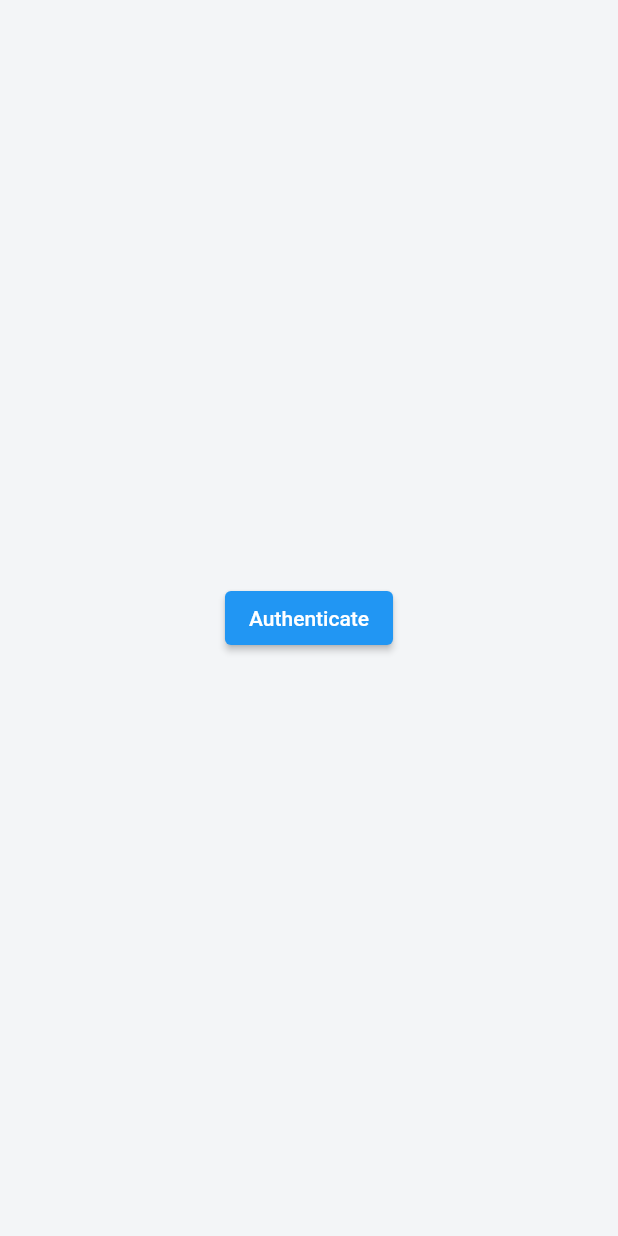
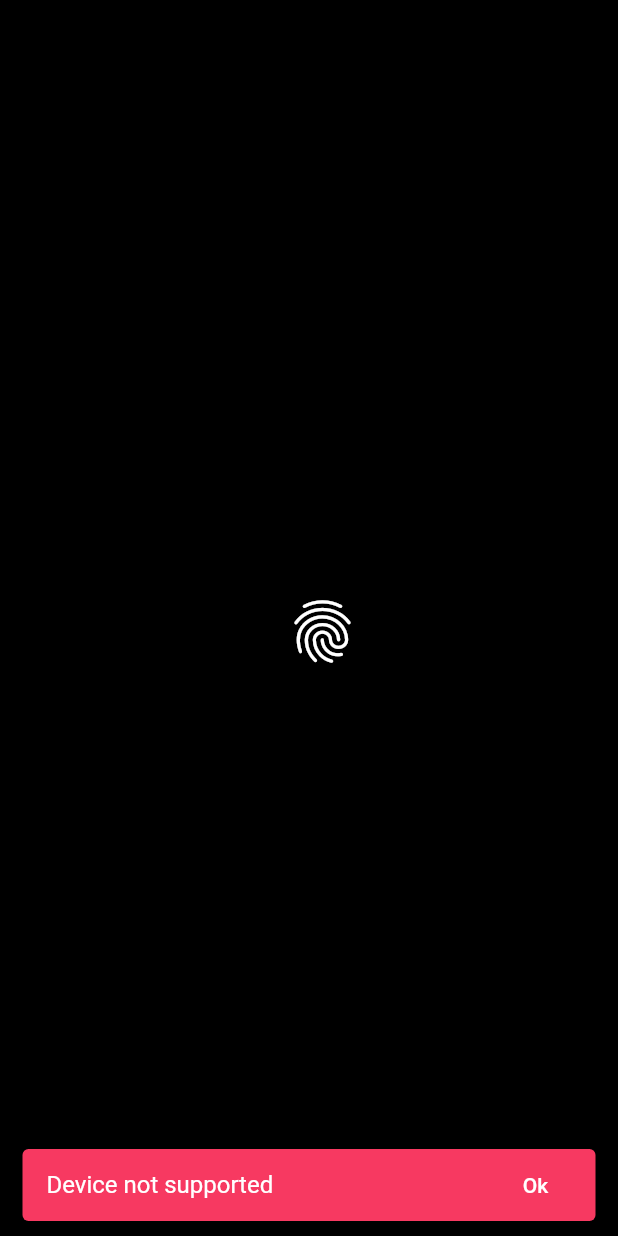
Before and after one commit to manil-123/stock_portfolio, a Flutter app: the screen it shows after launch, on a phone screen of 412 x 824 dp. Run offline on Flutter 3.47's test engine with Material 2 defaults, Android fonts, the phone set to English and light mode, and no system bars; our stand-ins replace auto_route, bloc, dartz, equatable, flutter_bloc, fluttertoast and 5 more.

Commit message:
local auth bloc and failure

```diff
--- /dev/null
+++ b/lib/blocs/auth_bloc/auth_bloc.dart
@@ -0,0 +1,42 @@
+import 'dart:developer';
+
+import 'package:bloc/bloc.dart';
+import 'package:freezed_annotation/freezed_annotation.dart';
+import 'package:injectable/injectable.dart';
+import 'package:share_portfolio/core/error/failures.dart';
+import 'package:share_portfolio/services/local_auth_service.dart';
+
+part 'auth_event.dart';
+part 'auth_state.dart';
+part 'auth_bloc.freezed.dart';
+
+@LazySingleton()
+class AuthBloc extends Bloc<AuthEvent, AuthState> {
+  final LocalAuthService localAuthService;
+  AuthBloc(this.localAuthService)
+      : super(
+          AuthState.initial(),
+        ) {
+    on<_SubmitAuth>(
+      (event, emit) async {
+        final authResponse = await localAuthService.authenticate();
+        emit(
+          AuthState.submitting(),
+        );
+        Future.delayed(const Duration(seconds: 1));
+        authResponse.fold(
+          (failure) {
+            emit(
+              AuthState.failed(failure: failure),
+            );
+          },
+          (success) {
+            emit(
+              AuthState.success(),
+            );
+          },
+        );
+      },
+    );
+  }
+}
--- /dev/null
+++ b/lib/blocs/auth_bloc/auth_event.dart
@@ -0,0 +1,6 @@
+part of 'auth_bloc.dart';
+
+@freezed
+class AuthEvent with _$AuthEvent {
+  const factory AuthEvent.submitAuth() = _SubmitAuth;
+}
--- /dev/null
+++ b/lib/blocs/auth_bloc/auth_state.dart
@@ -0,0 +1,9 @@
+part of 'auth_bloc.dart';
+
+@freezed
+class AuthState with _$AuthState {
+  const factory AuthState.initial() = _Initial;
+  const factory AuthState.submitting() = _Submit;
+  const factory AuthState.success() = _Success;
+  const factory AuthState.failed({required Failure failure}) = _Failed;
+}
--- a/lib/core/error/failures.dart
+++ b/lib/core/error/failures.dart
@@ -8,4 +8,6 @@ class Failure with _$Failure {
       _ServerFailure;
   const factory Failure.scrapFailure({required String failureMessage}) =
       _ScrapFailure;
+  const factory Failure.localAuthFailure({required String failureMessage}) =
+      _LocalAuthFailure;
 }
--- a/lib/main.dart
+++ b/lib/main.dart
@@ -2,6 +2,7 @@ import 'package:flutter/material.dart';
 import 'package:flutter_bloc/flutter_bloc.dart';
 import 'package:share_portfolio/app/router/app_router.gr.dart';
 import 'package:share_portfolio/app/theme/theme_data.dart';
+import 'package:share_portfolio/blocs/auth_bloc/auth_bloc.dart';
 import 'package:share_portfolio/blocs/home_bloc/home_bloc.dart';
 import 'package:share_portfolio/blocs/portfolio/portfolio_bloc.dart';
 import 'package:share_portfolio/blocs/portfolio/portfolio_event.dart';
@@ -45,6 +46,9 @@ class _MyAppState extends State<MyApp> {
             ),
         ),
         BlocProvider(
+          create: (context) => getIt<AuthBloc>(),
+        ),
+        BlocProvider(
             create: (context) => PortfolioBloc(
                   localStockListDAO: LocalStockListDAO(),
                   calculationRepo: CalculationRepo(
--- a/lib/services/local_auth_service.dart
+++ b/lib/services/local_auth_service.dart
@@ -1,25 +1,39 @@
+import 'package:dartz/dartz.dart';
 import 'package:flutter/material.dart';
 import 'package:injectable/injectable.dart';
 import 'package:local_auth/local_auth.dart';
+import 'package:share_portfolio/core/error/failures.dart';
 
 @LazySingleton()
 class LocalAuthService {
-  static final _auth = LocalAuthentication();
+  final _auth = LocalAuthentication();
 
-  static Future<bool> _canAuthenticate() async =>
+  Future<bool> _canAuthenticate() async =>
       await _auth.canCheckBiometrics || await _auth.isDeviceSupported();
 
-  static Future<bool> authenticate() async {
+  Future<Either<Failure, bool>> authenticate() async {
     try {
-      if (!await _canAuthenticate()) return false;
+      if (!await _canAuthenticate())
+        return Left(
+          Failure.localAuthFailure(failureMessage: "Device not supported"),
+        );
 
-      return await _auth.authenticate(
+      final didAuthenticate = await _auth.authenticate(
         localizedReason: 'Fingerprint required to authenticate',
         options: AuthenticationOptions(useErrorDialogs: true, stickyAuth: true),
       );
+      if (didAuthenticate) {
+        return Right(didAuthenticate);
+      } else {
+        return Left(
+          Failure.localAuthFailure(failureMessage: "Please Enter Biometric"),
+        );
+      }
     } catch (e) {
       debugPrint('error $e');
-      return false;
+      return Left(
+        Failure.localAuthFailure(failureMessage: "Local Auth Exception"),
+      );
     }
   }
 }
--- a/lib/services/scrapper.dart
+++ b/lib/services/scrapper.dart
@@ -1,4 +1,3 @@
-import 'dart:developer';
 import 'package:html/parser.dart';
 import 'package:http/http.dart' as http;
 import 'package:injectable/injectable.dart';
--- a/lib/views/auth/auth_screen.dart
+++ b/lib/views/auth/auth_screen.dart
@@ -1,8 +1,10 @@
 import 'dart:developer';
 import 'package:auto_route/auto_route.dart';
 import 'package:flutter/material.dart';
+import 'package:flutter_bloc/flutter_bloc.dart';
 import 'package:share_portfolio/app/router/app_router.gr.dart';
-import 'package:share_portfolio/services/local_auth_service.dart';
+import 'package:share_portfolio/blocs/auth_bloc/auth_bloc.dart';
+import 'package:share_portfolio/core/widgets/message_widget.dart';
 
 class AuthScreen extends StatefulWidget {
   const AuthScreen({super.key});
@@ -13,30 +15,69 @@ class AuthScreen extends StatefulWidget {
 
 class _AuthScreenState extends State<AuthScreen> {
   void checkBiometric() async {
-    final authenticate = await LocalAuthService.authenticate();
-    if (authenticate) {
-      context.router.replace(
-        const DashboardRoute(),
-      );
-    }
+    context.read<AuthBloc>().add(
+          AuthEvent.submitAuth(),
+        );
+  }
+
+  @override
+  void initState() {
+    super.initState();
+    checkBiometric();
   }
 
   @override
   Widget build(BuildContext context) {
-    checkBiometric();
     return Scaffold(
-      body: Center(
-        child: ElevatedButton(
-          onPressed: () async {
-            final authenticate = await LocalAuthService.authenticate();
-            if (authenticate) {
+      backgroundColor: Theme.of(context).colorScheme.secondary,
+      body: BlocConsumer<AuthBloc, AuthState>(
+        listener: (context, state) {
+          log(state.toString());
+          state.when(
+            initial: () {},
+            submitting: () {},
+            success: () {
               context.router.replace(
                 const DashboardRoute(),
               );
-            }
-          },
-          child: Text('Authenticate'),
-        ),
+            },
+            failed: (failure) {
+              showErrorInfo(
+                context,
+                failure.failureMessage,
+              );
+            },
+          );
+        },
+        builder: (context, state) {
+          return state.when(
+              initial: () => Center(
+                    child: IconButton(
+                        onPressed: () => checkBiometric(),
+                        icon: Icon(
+                          Icons.fingerprint,
+                          color: Colors.white,
+                          size: 50,
+                        )),
+                  ),
+              submitting: () => Center(
+                    child: LinearProgressIndicator(
+                      backgroundColor: Colors.white,
+                    ),
+                  ),
+              success: () => Container(),
+              failed: (failure) {
+                return Center(
+                  child: IconButton(
+                      onPressed: () => checkBiometric(),
+                      icon: Icon(
+                        Icons.fingerprint,
+                        color: Colors.white,
+                        size: 50,
+                      )),
+                );
+              });
+        },
       ),
     );
   }
```
Also changed, not shown: lib/blocs/auth_bloc/auth_bloc.freezed.dart (added), lib/core/error/failures.freezed.dart, lib/injection.config.dart.
